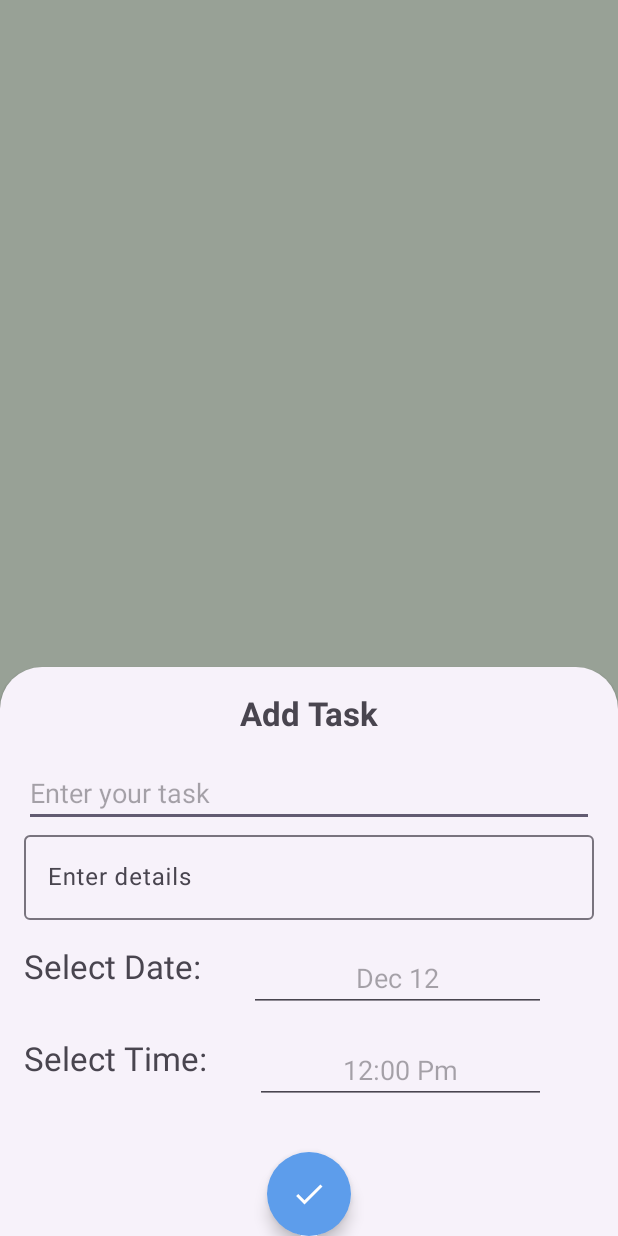
After one commit to 5ldkamal/todoApp, an Android app built with Jetpack Compose: the fragment AddingTaskFragment placed in its activity, on a phone screen of 412 x 824 dp. The commit adds this screen. Run offline under Robolectric (Android 15) with nearby library versions, the phone set to English and light mode, and no system bars; our stand-ins replace Room's generated code.

Commit message:
Add task design

```diff
--- a/app/build.gradle.kts
+++ b/app/build.gradle.kts
@@ -42,6 +42,7 @@ android {
 
 dependencies {
     implementation(libs.androidx.room.runtime)
+    implementation(libs.androidx.material3.android)
     ksp(libs.androidx.room.compiler)
     implementation(libs.androidx.core.ktx)
     implementation(libs.androidx.appcompat)
--- a/app/src/main/AndroidManifest.xml
+++ b/app/src/main/AndroidManifest.xml
@@ -3,16 +3,19 @@
     xmlns:tools="http://schemas.android.com/tools">
 
     <application
+        android:name=".TaskApplication"
         android:allowBackup="true"
         android:dataExtractionRules="@xml/data_extraction_rules"
         android:fullBackupContent="@xml/backup_rules"
         android:icon="@mipmap/ic_launcher"
         android:label="@string/app_name"
-        android:name=".TaskApplication"
         android:roundIcon="@mipmap/ic_launcher_round"
         android:supportsRtl="true"
         android:theme="@style/Theme.TODO"
         tools:targetApi="31">
+        <activity
+            android:name=".AddingTaskActivity"
+            android:exported="false" />
         <activity
             android:name=".SplashActivity"
             android:exported="true">
--- /dev/null
+++ b/app/src/main/java/com/example/todo/AddingTaskFragment.kt
@@ -0,0 +1,42 @@
+package com.example.todo
+
+import android.app.DatePickerDialog
+import android.app.TimePickerDialog
+import android.os.Bundle
+import androidx.fragment.app.Fragment
+import android.view.LayoutInflater
+import android.view.View
+import android.view.ViewGroup
+import android.widget.EditText
+import androidx.compose.material3.TimePicker
+import androidx.room.Database
+import com.example.todo.dataLayer.DataBaseManager
+import com.example.todo.dataLayer.Task
+import com.example.todo.databinding.ActivityMainBinding
+import com.example.todo.databinding.FragmentAddingTaskBinding
+import com.google.android.material.bottomsheet.BottomSheetDialogFragment
+import java.util.Calendar
+
+final class AddingTaskFragment : BottomSheetDialogFragment() {
+    lateinit var viewBinding: FragmentAddingTaskBinding
+
+    private val calendar = Calendar.getInstance() // Get instance of Calendar
+    override fun onCreate(savedInstanceState: Bundle?) {
+        super.onCreate(savedInstanceState)
+    }
+
+    override fun onCreateView(
+        inflater: LayoutInflater, container: ViewGroup?,
+        savedInstanceState: Bundle?
+    ): View? {
+        viewBinding = FragmentAddingTaskBinding.inflate(inflater)
+        return viewBinding.root
+    }
+
+    override fun onViewCreated(view: View, savedInstanceState: Bundle?) {
+        super.onViewCreated(view, savedInstanceState)
+        viewBinding.fabAddTask.setOnClickListener({
+        })
+    }
+
+}
--- a/app/src/main/java/com/example/todo/MainActivity.kt
+++ b/app/src/main/java/com/example/todo/MainActivity.kt
@@ -9,19 +9,30 @@ import com.example.todo.databinding.ActivityMainBinding
 
 class MainActivity : AppCompatActivity() {
 
-    lateinit var viewBinding: ActivityMainBinding
+    private lateinit var viewBinding: ActivityMainBinding
     override fun onCreate(savedInstanceState: Bundle?) {
         super.onCreate(savedInstanceState)
         viewBinding =  ActivityMainBinding.inflate(layoutInflater)
         setContentView(viewBinding.root)
+        setupFAB()
     }
 
     private fun  setupBottomNavView() {
         viewBinding.bottomNavigationView.setOnItemSelectedListener {
             when (it) {
-R.id.
             }
             return@setOnItemSelectedListener true
         }
     }
+
+    private fun  setupFAB() {
+        viewBinding.fabAddTask.setOnClickListener{
+            openAddTask()
+        }
+    }
+
+    private fun openAddTask() {
+        val addingTaskFragment = AddingTaskFragment()
+        addingTaskFragment.show(supportFragmentManager , null)
+    }
 }
--- a/app/src/main/java/com/example/todo/dataLayer/TaskEntity.kt
+++ b/app/src/main/java/com/example/todo/dataLayer/TaskEntity.kt
@@ -1,8 +1,10 @@
 package com.example.todo.dataLayer
 
+import android.app.ActivityManager.TaskDescription
 import androidx.room.Entity
 import androidx.room.PrimaryKey
 import java.util.Date
+import java.util.TimeZone
 
 
 @Entity(tableName = "TaskEntity")
@@ -10,8 +12,8 @@ data class Task(
     @PrimaryKey(true)
     val id: Int? = null,
     val title: String? = null,
+    var details: String? = null,
     var date: Date? = null,
-
+    var time: String? = null,
     var isDone: Boolean = false,
-    var notes: String? = null
 )
--- /dev/null
+++ b/app/src/main/res/drawable/baseline_check_24.xml
@@ -0,0 +1,5 @@
+<vector xmlns:android="http://schemas.android.com/apk/res/android" android:height="24dp" android:tint="#FFFFFF" android:viewportHeight="24" android:viewportWidth="24" android:width="24dp">
+
+    <path android:fillColor="@android:color/white" android:pathData="M9,16.17L4.83,12l-1.42,1.41L9,19 21,7l-1.41,-1.41z"/>
+
+</vector>
--- a/app/src/main/res/layout/activity_main.xml
+++ b/app/src/main/res/layout/activity_main.xml
@@ -7,12 +7,12 @@
     android:layout_height="match_parent"
     android:background="@color/min_color"
     tools:context=".MainActivity">
+
     <FrameLayout
         android:id="@+id/frame_layout"
         android:layout_width="match_parent"
         android:layout_height="match_parent"
-        android:layout_marginBottom="?attr/actionBarSize"
-        />
+        android:layout_marginBottom="?attr/actionBarSize" />
 
 
     <com.google.android.material.bottomappbar.BottomAppBar
@@ -34,12 +34,11 @@
             app:itemIconTint="@color/bottom_nav_item_color"
             app:labelVisibilityMode="unlabeled"
             app:menu="@menu/menu_bottom_app_bar"
-            app:titleTextColor="@color/bottom_nav_item_color"
-            />
+            app:titleTextColor="@color/bottom_nav_item_color" />
     </com.google.android.material.bottomappbar.BottomAppBar>
 
     <com.google.android.material.floatingactionbutton.FloatingActionButton
-        android:id="@+id/floating_action_button"
+        android:id="@+id/fab_add_task"
         android:layout_width="wrap_content"
         android:layout_height="wrap_content"
         android:backgroundTint="@color/blue"
--- /dev/null
+++ b/app/src/main/res/layout/fragment_adding_task.xml
@@ -0,0 +1,123 @@
+<?xml version="1.0" encoding="utf-8"?>
+<androidx.constraintlayout.widget.ConstraintLayout xmlns:android="http://schemas.android.com/apk/res/android"
+    xmlns:app="http://schemas.android.com/apk/res-auto"
+    xmlns:tools="http://schemas.android.com/tools"
+    android:layout_width="match_parent"
+    android:layout_height="match_parent"
+    tools:context=".AddingTaskFragment">
+
+
+    <TextView
+        android:id="@+id/add_task_textView"
+        android:layout_width="0dp"
+        android:layout_height="wrap_content"
+        android:layout_margin="16dp"
+        android:text="Add Task"
+        android:textAlignment="center"
+        android:textSize="22sp"
+        android:textStyle="bold"
+        app:layout_constraintEnd_toEndOf="parent"
+        app:layout_constraintStart_toStartOf="parent"
+        app:layout_constraintTop_toTopOf="parent" />
+    <!-- Enter your task   -->
+    <EditText
+        android:id="@+id/enter_task_editText"
+        android:layout_width="0dp"
+        android:layout_height="wrap_content"
+        android:layout_marginHorizontal="16dp"
+        android:layout_marginVertical="16dp"
+        android:hint="Enter your task"
+        app:layout_constraintEnd_toEndOf="parent"
+        app:layout_constraintStart_toStartOf="parent"
+        app:layout_constraintTop_toBottomOf="@id/add_task_textView" />
+
+    <com.google.android.material.textfield.TextInputLayout
+        android:id="@+id/task_details_textEdit"
+        android:layout_width="match_parent"
+        android:layout_height="wrap_content"
+        android:layout_marginHorizontal="16dp"
+        app:layout_constraintEnd_toEndOf="parent"
+        app:layout_constraintStart_toStartOf="parent"
+        app:layout_constraintTop_toBottomOf="@id/enter_task_editText">
+
+        <com.google.android.material.textfield.TextInputEditText
+            android:layout_width="match_parent"
+            android:layout_height="match_parent"
+            android:hint="Enter details"
+            />
+
+    </com.google.android.material.textfield.TextInputLayout>
+
+    <!--    Date-->
+    <LinearLayout
+        android:id="@+id/date_container"
+        android:layout_width="match_parent"
+        android:layout_height="wrap_content"
+        android:layout_marginHorizontal="16dp"
+        android:layout_marginVertical="16dp"
+        android:orientation="horizontal"
+        app:layout_constraintEnd_toEndOf="parent"
+        app:layout_constraintStart_toStartOf="parent"
+        app:layout_constraintTop_toBottomOf="@id/task_details_textEdit">
+
+        <TextView
+            android:layout_width="wrap_content"
+            android:layout_height="match_parent"
+            android:text="Select Date:"
+            android:textSize="22sp" />
+
+        <EditText
+            android:id="@+id/date_editText"
+            android:layout_width="match_parent"
+            android:layout_height="wrap_content"
+            android:layout_marginHorizontal="32dp"
+            android:clickable="true"
+            android:focusable="false"
+            android:hint="Dec 12"
+            android:inputType="date"
+            android:textAlignment="center" />
+    </LinearLayout>
+    <!--    Time-->
+    <LinearLayout
+        android:id="@+id/time_container"
+        android:layout_width="match_parent"
+        android:layout_height="wrap_content"
+        android:layout_marginHorizontal="16dp"
+        android:orientation="horizontal"
+        android:layout_marginVertical="16dp"
+        app:layout_constraintEnd_toEndOf="parent"
+        app:layout_constraintStart_toStartOf="parent"
+        app:layout_constraintTop_toBottomOf="@id/date_container">
+
+        <TextView
+            android:id="@+id/select_time_textView"
+            android:layout_width="wrap_content"
+            android:layout_height="match_parent"
+            android:text="Select Time:"
+            android:textSize="22sp" />
+
+        <EditText
+            android:id="@+id/time_editText"
+            android:layout_width="match_parent"
+            android:layout_height="wrap_content"
+            android:layout_marginHorizontal="32dp"
+            android:hint="12:00 Pm"
+            android:inputType="time"
+            android:textAlignment="center" />
+    </LinearLayout>
+
+    <com.google.android.material.floatingactionbutton.FloatingActionButton
+        android:id="@+id/fab_add_task"
+        android:layout_width="wrap_content"
+        android:layout_height="wrap_content"
+        android:layout_margin="32dp"
+        android:backgroundTint="@color/blue"
+        app:layout_constraintEnd_toEndOf="parent"
+        app:layout_constraintStart_toStartOf="parent"
+        app:layout_constraintTop_toBottomOf="@id/time_container"
+        app:shapeAppearanceOverlay="@style/fab_3_rounded"
+        app:srcCompat="@drawable/baseline_check_24"
+        app:tint="@color/white" />
+
+
+</androidx.constraintlayout.widget.ConstraintLayout>
--- a/app/src/main/res/values/strings.xml
+++ b/app/src/main/res/values/strings.xml
@@ -1,3 +1,5 @@
 <resources>
     <string name="app_name">TODO</string>
+    <!-- TODO: Remove or change this placeholder text -->
+    <string name="hello_blank_fragment">Hello blank fragment</string>
 </resources>
--- a/gradle/libs.versions.toml
+++ b/gradle/libs.versions.toml
@@ -10,6 +10,7 @@ material = "1.12.0"
 activity = "1.10.0"
 constraintlayout = "2.2.0"
 roomRuntime = "2.6.1"
+material3Android = "1.3.1"
 
 [libraries]
 androidx-core-ktx = { group = "androidx.core", name = "core-ktx", version.ref = "coreKtx" }
@@ -22,6 +23,7 @@ androidx-appcompat = { group = "androidx.appcompat", name = "appcompat", version
 material = { group = "com.google.android.material", name = "material", version.ref = "material" }
 androidx-activity = { group = "androidx.activity", name = "activity", version.ref = "activity" }
 androidx-constraintlayout = { group = "androidx.constraintlayout", name = "constraintlayout", version.ref = "constraintlayout" }
+androidx-material3-android = { group = "androidx.compose.material3", name = "material3-android", version.ref = "material3Android" }
 
 [plugins]
 android-application = { id = "com.android.application", version.ref = "agp" }
```
